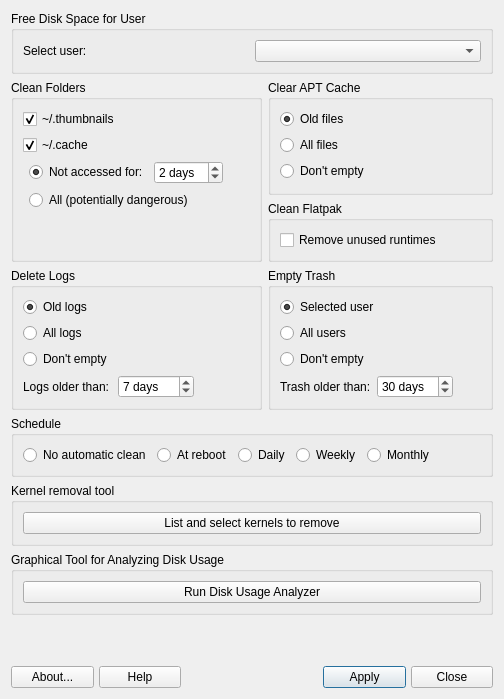
Old version of the form mx-cleanup/mainwindow.ui in the repository q4os/mxtools-for-debian.
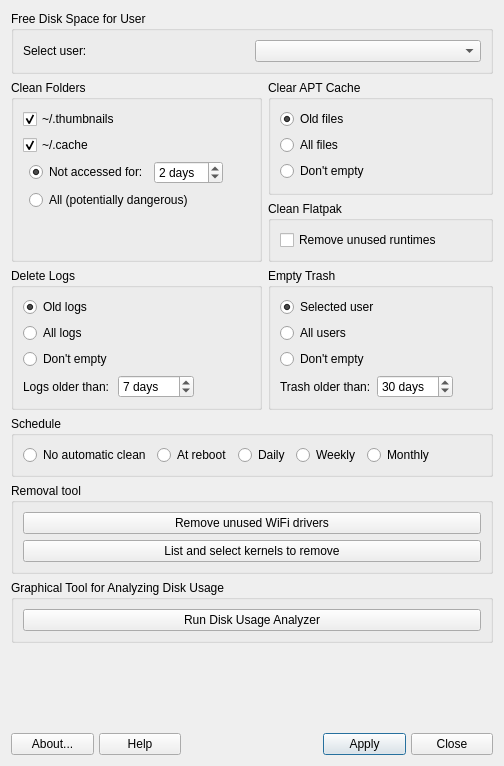
New version of the form. Icons and pictures are not drawn.

```diff
--- a/mx-cleanup/mainwindow.ui
+++ b/mx-cleanup/mainwindow.ui
@@ -7,7 +7,7 @@
     <x>0</x>
     <y>0</y>
     <width>504</width>
-    <height>699</height>
+    <height>766</height>
    </rect>
   </property>
   <property name="windowTitle">
@@ -661,9 +661,20 @@
    <item row="6" column="0" colspan="2">
     <widget class="QGroupBox" name="groupBoxKernel">
      <property name="title">
-      <string>Kernel removal tool</string>
+      <string>Removal tool</string>
      </property>
-     <layout class="QHBoxLayout" name="horizontalLayout_3">
+     <layout class="QVBoxLayout" name="verticalLayout_2">
+      <item>
+       <widget class="QPushButton" name="pushRTLremove">
+        <property name="text">
+         <string>Remove unused WiFi drivers</string>
+        </property>
+        <property name="icon">
+         <iconset theme="list-remove">
+          <normaloff>.</normaloff>.</iconset>
+        </property>
+       </widget>
+      </item>
       <item>
        <widget class="QPushButton" name="pushKernel">
         <property name="sizePolicy">
```
Left out of the diff: 112 changed lines with no effect on the pictures.
